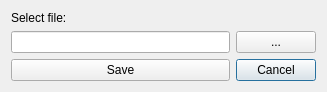
This is selectfile.ui in heyjoren/Cross-Development_QT_Project as Qt 5 draws it before an edit. The edited form follows.
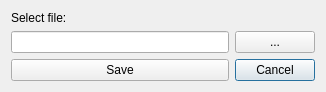
This is the edited form.

Diff of the .ui file:
```diff
--- a/selectfile.ui
+++ b/selectfile.ui
@@ -6,8 +6,8 @@
    <rect>
     <x>0</x>
     <y>0</y>
-    <width>327</width>
-    <height>72</height>
+    <width>326</width>
+    <height>92</height>
    </rect>
   </property>
   <property name="windowTitle">
```
